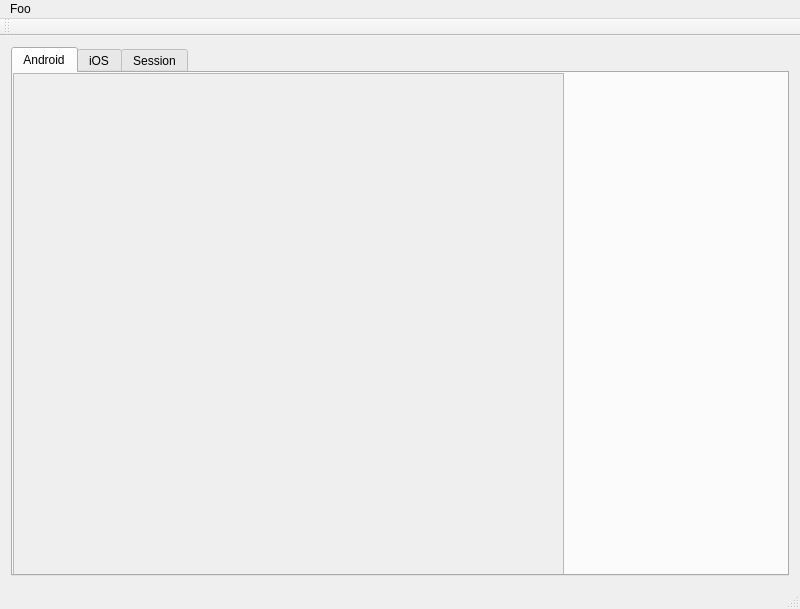
The window that mainwindow.ui (0x1mason/inquisitor) describes before a commit, drawn with Qt 5.
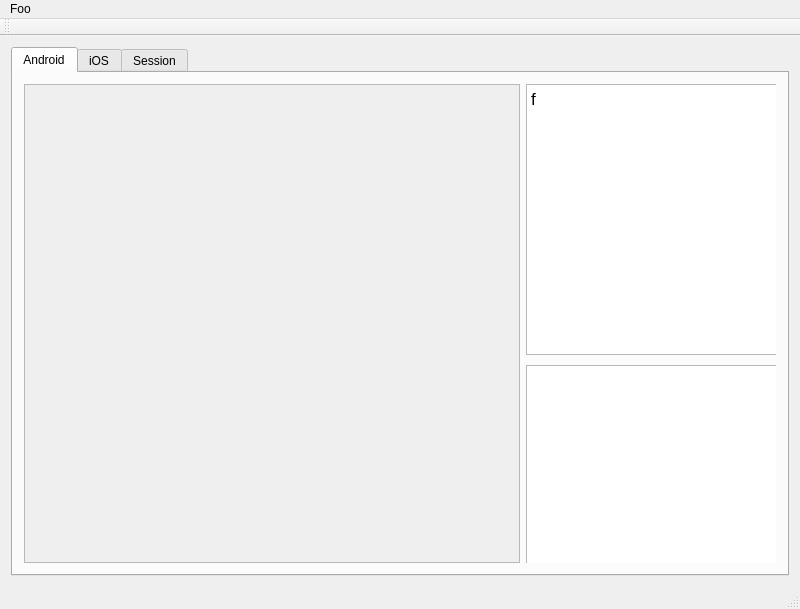
The same window after the commit.

```diff
--- a/mainwindow.ui
+++ b/mainwindow.ui
@@ -51,14 +51,16 @@
        <attribute name="title">
         <string>Android</string>
        </attribute>
+       <layout class="QHBoxLayout" name="horizontalLayout_2">
+        <item>
+         <layout class="QHBoxLayout" name="horizontalLayout_3">
+          <item>
        <widget class="QScrollArea" name="androidScrollArea">
-        <property name="geometry">
-         <rect>
-          <x>0</x>
-          <y>0</y>
-          <width>551</width>
-          <height>511</height>
-         </rect>
+            <property name="sizePolicy">
+             <sizepolicy hsizetype="Preferred" vsizetype="Expanding">
+              <horstretch>0</horstretch>
+              <verstretch>0</verstretch>
+             </sizepolicy>
         </property>
         <property name="widgetResizable">
          <bool>true</bool>
@@ -68,10 +70,16 @@
           <rect>
            <x>0</x>
            <y>0</y>
-           <width>549</width>
-           <height>509</height>
-          </rect>
-         </property>
+               <width>460</width>
+               <height>470</height>
+              </rect>
+             </property>
+             <property name="sizePolicy">
+              <sizepolicy hsizetype="Preferred" vsizetype="Expanding">
+               <horstretch>0</horstretch>
+               <verstretch>0</verstretch>
+              </sizepolicy>
+             </property>
          <layout class="QVBoxLayout" name="verticalLayout">
           <item>
            <layout class="QFormLayout" name="androidForm">
@@ -92,6 +100,56 @@
          </layout>
         </widget>
        </widget>
+          </item>
+         </layout>
+        </item>
+        <item>
+         <widget class="QFrame" name="frame">
+          <property name="sizePolicy">
+           <sizepolicy hsizetype="Fixed" vsizetype="Expanding">
+            <horstretch>0</horstretch>
+            <verstretch>0</verstretch>
+           </sizepolicy>
+          </property>
+          <property name="minimumSize">
+           <size>
+            <width>250</width>
+            <height>0</height>
+           </size>
+          </property>
+          <widget class="QTextBrowser" name="descriptionBrowser">
+           <property name="geometry">
+            <rect>
+             <x>0</x>
+             <y>0</y>
+             <width>256</width>
+             <height>271</height>
+            </rect>
+           </property>
+           <property name="html">
+            <string>&lt;!DOCTYPE HTML PUBLIC &quot;-//W3C//DTD HTML 4.0//EN&quot; &quot;http://www.w3.org/TR/REC-html40/strict.dtd&quot;&gt;
+&lt;html&gt;&lt;head&gt;&lt;meta name=&quot;qrichtext&quot; content=&quot;1&quot; /&gt;&lt;style type=&quot;text/css&quot;&gt;
+p, li { white-space: pre-wrap; }
+&lt;/style&gt;&lt;/head&gt;&lt;body style=&quot; font-family:'.Helvetica Neue DeskInterface'; font-size:13pt; font-weight:400; font-style:normal;&quot;&gt;
+&lt;p style=&quot; margin-top:0px; margin-bottom:0px; margin-left:0px; margin-right:0px; -qt-block-indent:0; text-indent:0px;&quot;&gt;f&lt;/p&gt;&lt;/body&gt;&lt;/html&gt;</string>
+           </property>
+           <property name="placeholderText">
+            <string/>
+           </property>
+          </widget>
+          <widget class="QTextBrowser" name="helpBrowser">
+           <property name="geometry">
+            <rect>
+             <x>0</x>
+             <y>281</y>
+             <width>256</width>
+             <height>201</height>
+            </rect>
+           </property>
+          </widget>
+         </widget>
+        </item>
+       </layout>
       </widget>
       <widget class="QWidget" name="tab_2">
        <attribute name="title">
```
Left out of the diff: 2 changed lines with no effect on the pictures. Lines whose indentation alone changed are shown as unchanged.
